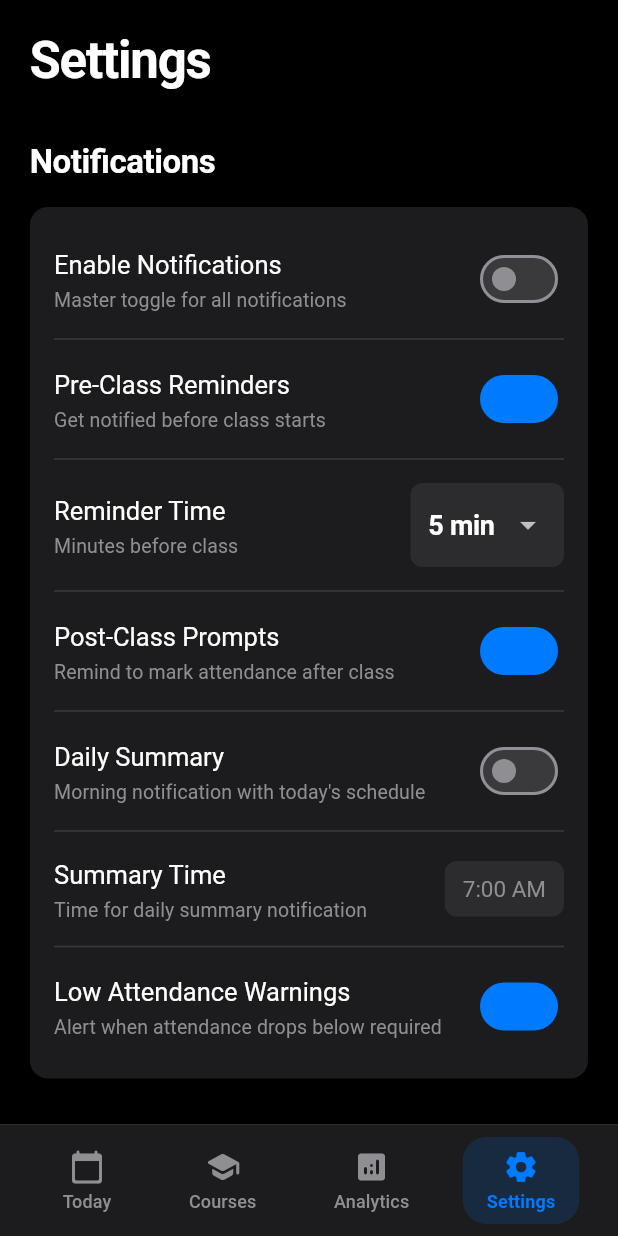
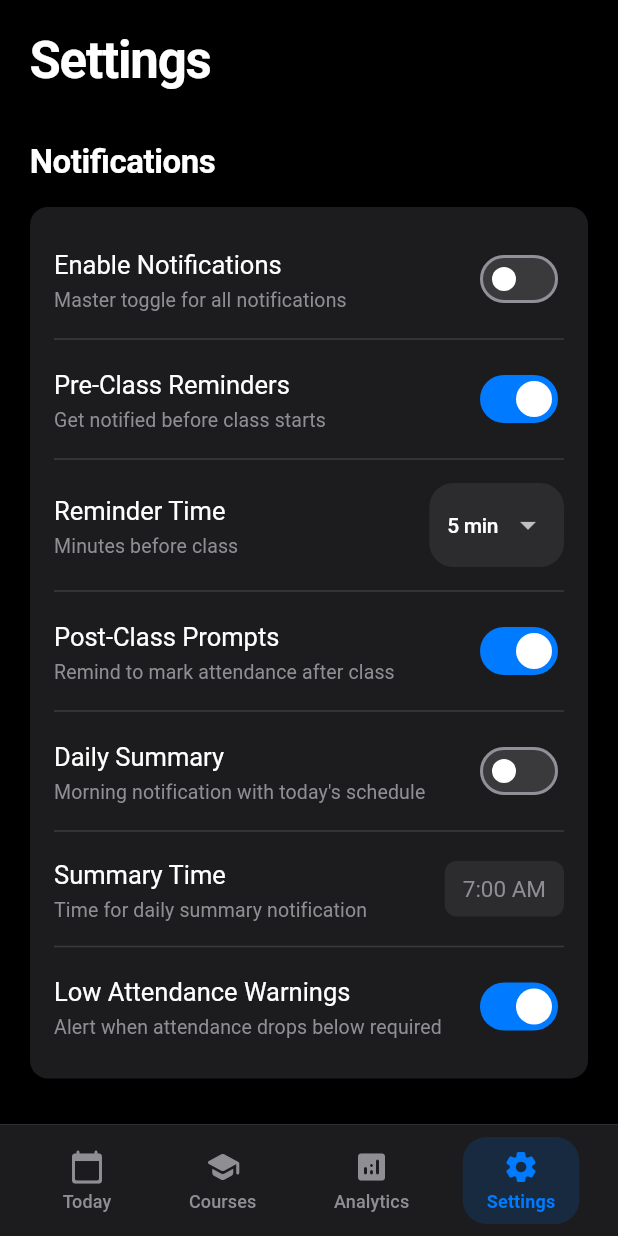
Before and after one commit to pranav-codee/attendance2, a Flutter app: the screen it shows after launch, item 4 of the bottom bar chosen, on a phone screen of 412 x 824 dp. Run offline on Flutter 3.47's test engine with Material 3 defaults, Android fonts, the phone set to English and light mode, and no system bars; our stand-ins replace csv, fl_chart, flutter_local_notifications, flutter_timezone, share_plus, shared_preferences and 1 more.

Commit message:
Updated settings screen user interface and app icon

```diff
--- a/lib/screens/settings_screen.dart
+++ b/lib/screens/settings_screen.dart
@@ -291,6 +291,8 @@ class _SettingsScreenState extends State<SettingsScreen> {
             value: value,
             onChanged: onChanged,
             activeColor: AppTheme.primaryColor,
+            activeTrackColor: AppTheme.primaryColor,
+            thumbColor: WidgetStateProperty.all(Colors.white),
           ),
         ],
       ),
@@ -331,7 +333,7 @@ class _SettingsScreenState extends State<SettingsScreen> {
             padding: const EdgeInsets.symmetric(horizontal: 12, vertical: 4),
             decoration: BoxDecoration(
               color: AppTheme.surfaceColorElevated,
-              borderRadius: BorderRadius.circular(8),
+              borderRadius: BorderRadius.circular(16),
             ),
             child: DropdownButton<int>(
               value: value,
@@ -340,7 +342,14 @@ class _SettingsScreenState extends State<SettingsScreen> {
               items: options.map((option) {
                 return DropdownMenuItem<int>(
                   value: option,
-                  child: Text('$option min'),
+                  child: Text(
+                    '$option min',
+                    style: const TextStyle(
+                      fontSize: 14,
+                      fontWeight: FontWeight.w500,
+                      color: Colors.white,
+                    ),
+                  ),
                 );
               }).toList(),
               onChanged: (newValue) {
```
Also changed, not shown: 27 other files.
